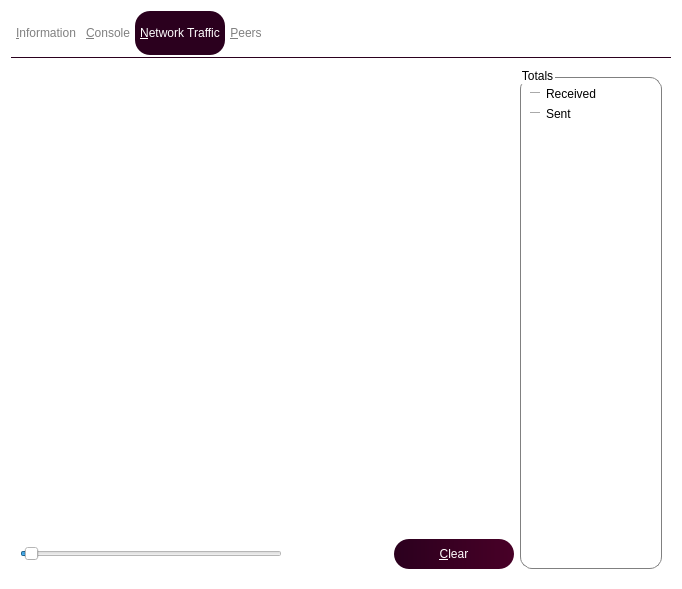
The window that src/qt/forms/debugwindow.ui (noirofficial/noir) describes before a commit, drawn with Qt 5.
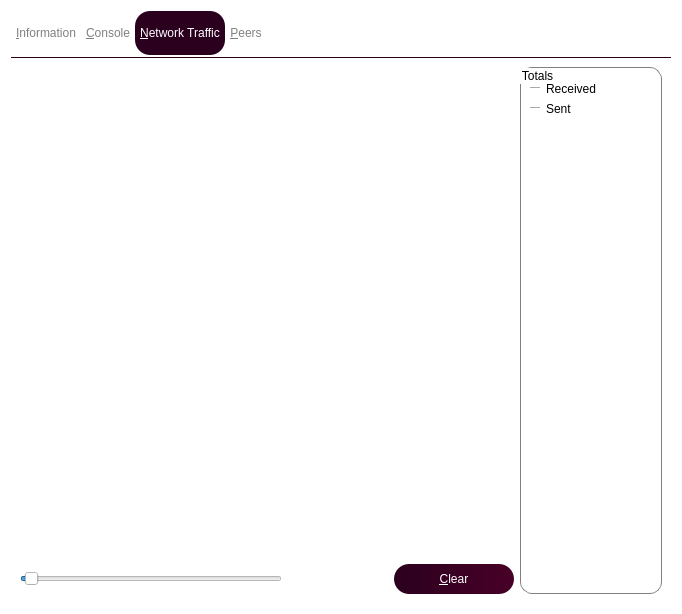
The same window after the commit. Icons and pictures are not drawn. Custom widgets are drawn as their Qt base class.

```diff
--- a/src/qt/forms/debugwindow.ui
+++ b/src/qt/forms/debugwindow.ui
@@ -7,7 +7,7 @@
     <x>0</x>
     <y>0</y>
     <width>682</width>
-    <height>589</height>
+    <height>614</height>
    </rect>
   </property>
   <property name="windowTitle">
@@ -738,13 +738,28 @@
  background-color: white;
  border: 1px solid gray;
  border-radius: 12px;
- margin-top: 10px; /* leave space at the top for the title */
 }</string>
            </property>
            <property name="title">
             <string>Totals</string>
            </property>
            <layout class="QVBoxLayout" name="verticalLayout_5">
+            <item>
+             <spacer name="verticalSpacer_5">
+              <property name="orientation">
+               <enum>Qt::Vertical</enum>
+              </property>
+              <property name="sizeType">
+               <enum>QSizePolicy::Fixed</enum>
+              </property>
+              <property name="sizeHint" stdset="0">
+               <size>
+                <width>20</width>
+                <height>5</height>
+               </size>
+              </property>
+             </spacer>
+            </item>
             <item>
              <layout class="QHBoxLayout" name="horizontalLayout_4">
               <item>
```
